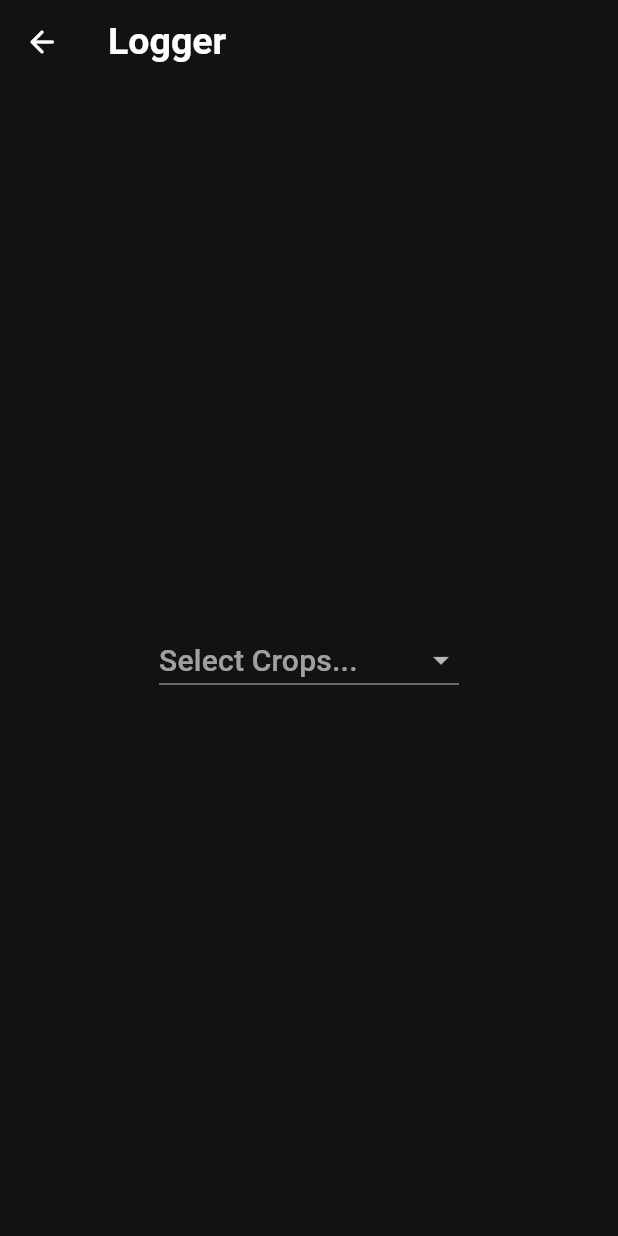
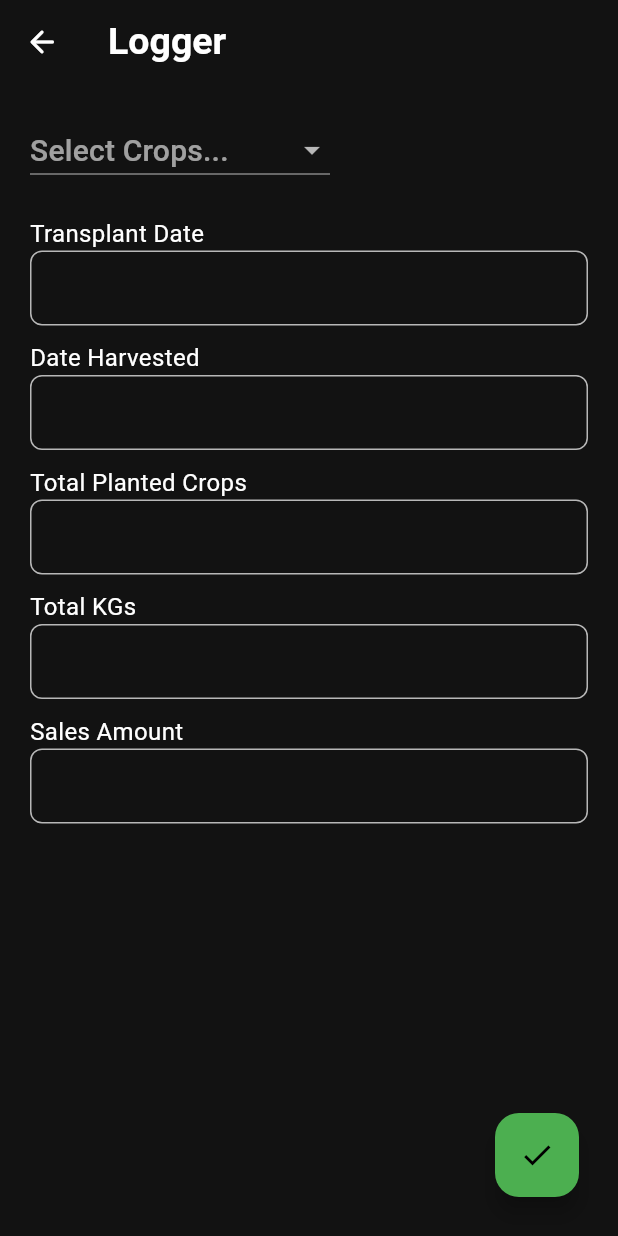
Before and after one commit to pmrna/hydrobud, a Flutter app: the LoggerPage screen opened directly, on a phone screen of 412 x 824 dp. Run offline on Flutter 3.47's test engine with Material 3 defaults, Android fonts, the phone set to English and light mode, and no system bars; our stand-ins replace fl_chart.

Commit message:
Add text fields and FAB

```diff
--- a/lib/widget/list_view_pages/analytics_page.dart
+++ b/lib/widget/list_view_pages/analytics_page.dart
@@ -8,12 +8,12 @@ class AnalyticsPage extends StatelessWidget {
     return Scaffold(
       appBar: AppBar(
         leading: IconButton(
-          icon: Icon(Icons.arrow_back),
+          icon: const Icon(Icons.arrow_back),
           onPressed: () {
             Navigator.of(context).pop();
           },
         ),
-        title: Text('Analytics'),
+        title: const Text('Analytics'),
       ),
 
       // rest of codes here
--- a/lib/widget/list_view_pages/logger_page.dart
+++ b/lib/widget/list_view_pages/logger_page.dart
@@ -11,6 +11,11 @@ class _LoggerPageState extends State<LoggerPage> {
   List<String> items = ['Crop 1', 'Crop 2', 'Crop 3'];
   String? selectedItems;
   String hintText = "Select Crops...";
+  String transplantDate = "";
+  String dateHarvested = "";
+  String totalPlantedCrops = "";
+  String totalKGs = "";
+  String salesAmount = "";
 
   @override
   Widget build(BuildContext context) {
@@ -30,8 +35,13 @@ class _LoggerPageState extends State<LoggerPage> {
           ),
         ),
       ),
-      body: Center(
-        child: SizedBox(
+      body: SingleChildScrollView(
+        child: Padding(
+          padding: const EdgeInsets.all(20.0),
+          child: Column(
+            crossAxisAlignment: CrossAxisAlignment.start,
+            children: [
+              SizedBox(
                 width: 200,
                 child: DropdownButton<String>(
                   isExpanded: true,
@@ -49,16 +59,116 @@ class _LoggerPageState extends State<LoggerPage> {
                           style: TextStyle(fontSize: 20),
                         ),
                       );
-              }).toList(),
+                    })
                   ],
                   onChanged: (String? newValue) {
                     setState(() {
                       selectedItems = newValue;
+                      hintText = newValue ?? "Select Crops...";
                     });
                   },
                 ),
               ),
+              SizedBox(height: 20),
+              Text("Transplant Date", style: TextStyle(fontSize: 16)),
+              Container(
+                decoration: BoxDecoration(
+                  border: Border.all(color: Colors.white70),
+                  borderRadius: BorderRadius.circular(8.0),
                 ),
+                child: TextField(
+                  cursorColor: Colors.white70,
+                  decoration: InputDecoration(border: InputBorder.none),
+                  onChanged: (textvalue) {
+                    setState(() {
+                      transplantDate = textvalue;
+                    });
+                  },
+                ),
+              ),
+              SizedBox(height: 10),
+              Text("Date Harvested", style: TextStyle(fontSize: 16)),
+              Container(
+                decoration: BoxDecoration(
+                  border: Border.all(color: Colors.white70),
+                  borderRadius: BorderRadius.circular(8.0),
+                ),
+                child: TextField(
+                  cursorColor: Colors.white70,
+                  decoration: InputDecoration(border: InputBorder.none),
+                  onChanged: (textvalue) {
+                    setState(() {
+                      dateHarvested = textvalue;
+                    });
+                  },
+                ),
+              ),
+              SizedBox(height: 10),
+              Text("Total Planted Crops", style: TextStyle(fontSize: 16)),
+              Container(
+                decoration: BoxDecoration(
+                  border: Border.all(color: Colors.white70),
+                  borderRadius: BorderRadius.circular(8.0),
+                ),
+                child: TextField(
+                  cursorColor: Colors.white70,
+                  decoration: InputDecoration(border: InputBorder.none),
+                  onChanged: (textvalue) {
+                    setState(() {
+                      totalPlantedCrops = textvalue;
+                    });
+                  },
+                ),
+              ),
+              SizedBox(height: 10),
+              Text("Total KGs", style: TextStyle(fontSize: 16)),
+              Container(
+                decoration: BoxDecoration(
+                  border: Border.all(color: Colors.white70),
+                  borderRadius: BorderRadius.circular(8.0),
+                ),
+                child: TextField(
+                  cursorColor: Colors.white70,
+                  decoration: InputDecoration(border: InputBorder.none),
+                  onChanged: (textvalue) {
+                    setState(() {
+                      totalKGs = textvalue;
+                    });
+                  },
+                ),
+              ),
+              SizedBox(height: 10),
+              Text("Sales Amount", style: TextStyle(fontSize: 16)),
+              Container(
+                decoration: BoxDecoration(
+                  border: Border.all(color: Colors.white70),
+                  borderRadius: BorderRadius.circular(8.0),
+                ),
+                child: TextField(
+                  cursorColor: Colors.white70,
+                  decoration: InputDecoration(border: InputBorder.none),
+                  onChanged: (textvalue) {
+                    setState(() {
+                      salesAmount = textvalue;
+                    });
+                  },
+                ),
+              ),
+            ],
+          ),
+        ),
+      ),
+      floatingActionButton: Padding(
+        padding: const EdgeInsets.all(10.0),
+        child: FloatingActionButton(
+          onPressed: () {
+            // CODE FOR
+          },
+          backgroundColor: Colors.green,
+          child: const Icon(Icons.check),
+        ),
+      ),
+      floatingActionButtonLocation: FloatingActionButtonLocation.endFloat,
     );
   }
 }
```
Lines whose indentation alone changed are shown as unchanged.
